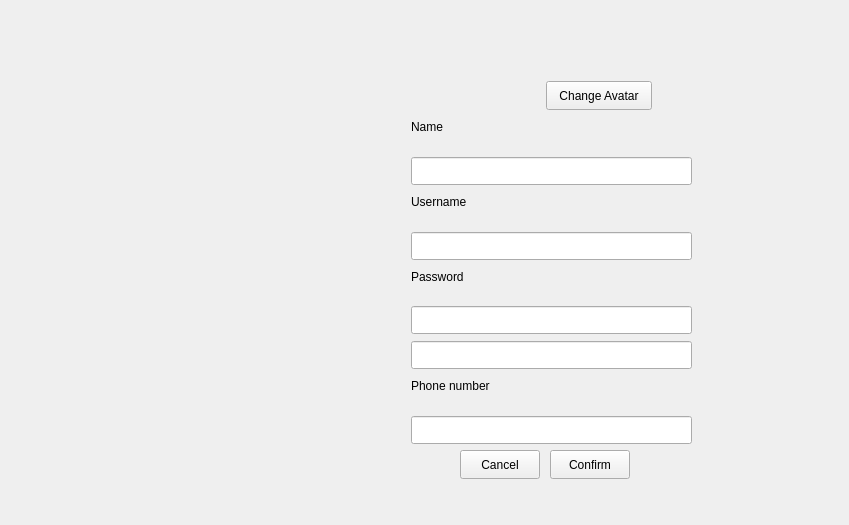
Before: the Qt Designer form edit_information.ui in Mahrokh-M/SkullKing_Never-Executable_7, drawn with Qt 5.
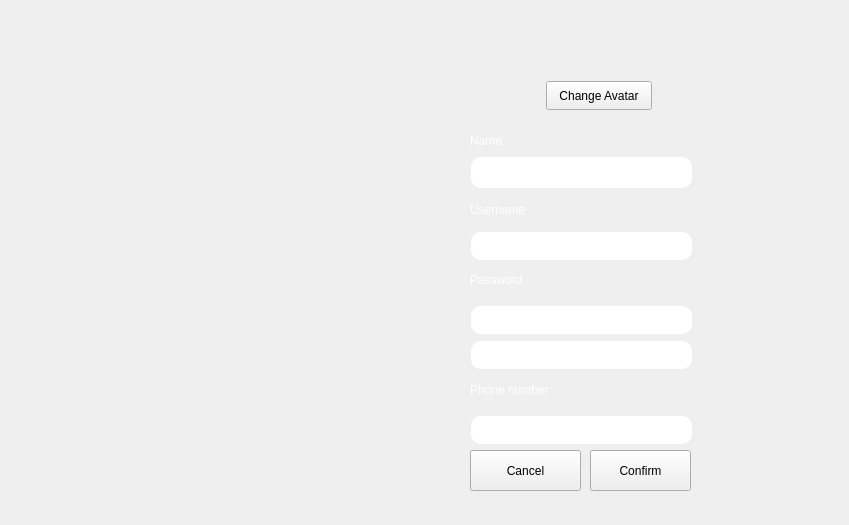
After: the same form once the commit is applied. Icons and pictures are not drawn.

Commit message: Edit profile ui completed with it's new background and also pressing enter option

```diff
--- a/edit_information.ui
+++ b/edit_information.ui
@@ -56,34 +56,48 @@
   <widget class="QLineEdit" name="lineEdit_password">
    <property name="geometry">
     <rect>
-     <x>411</x>
+     <x>471</x>
      <y>306</y>
-     <width>281</width>
+     <width>221</width>
      <height>28</height>
     </rect>
    </property>
+   <property name="styleSheet">
+    <string notr="true">border-radius: 10px;
+background-color: qconicalgradient(cx:0, cy:0, angle:135, stop:0.00469484 rgba(107, 132, 149, 69), stop:0.220657 rgba(158, 222, 255, 69), stop:0.389671 rgba(38, 93, 107, 145), stop:0.45 rgba(51, 205, 189, 208), stop:0.488263 rgba(93, 205, 182, 220), stop:0.518717 rgba(207, 255, 177, 211), stop:0.549296 rgba(142, 186, 174, 255), stop:0.57754 rgba(40, 177, 163, 130), stop:0.624413 rgba(50, 122, 122, 69), stop:1 rgba(255, 255, 0, 69));
+font: 700 italic 14pt &quot;Calibri&quot;;
+padding: 5px;</string>
+   </property>
   </widget>
   <widget class="QLineEdit" name="lineEdit_username">
    <property name="geometry">
     <rect>
-     <x>411</x>
+     <x>471</x>
      <y>232</y>
-     <width>281</width>
+     <width>221</width>
      <height>28</height>
     </rect>
    </property>
+   <property name="styleSheet">
+    <string notr="true">border-radius: 10px;
+background-color: qconicalgradient(cx:0, cy:0, angle:135, stop:0.00469484 rgba(107, 132, 149, 69), stop:0.220657 rgba(158, 222, 255, 69), stop:0.389671 rgba(38, 93, 107, 145), stop:0.45 rgba(51, 205, 189, 208), stop:0.488263 rgba(93, 205, 182, 220), stop:0.518717 rgba(207, 255, 177, 211), stop:0.549296 rgba(142, 186, 174, 255), stop:0.57754 rgba(40, 177, 163, 130), stop:0.624413 rgba(50, 122, 122, 69), stop:1 rgba(255, 255, 0, 69));
+font: 700 italic 14pt &quot;Calibri&quot;;
+padding: 5px;</string>
+   </property>
   </widget>
   <widget class="QLabel" name="label_password">
    <property name="geometry">
     <rect>
-     <x>411</x>
-     <y>267</y>
-     <width>61</width>
+     <x>470</x>
+     <y>270</y>
+     <width>111</width>
      <height>20</height>
     </rect>
    </property>
    <property name="styleSheet">
-    <string notr="true"/>
+    <string notr="true">font: 700 italic 14pt &quot;Calibri&quot;;
+color: rgb(255, 255, 255);
+</string>
    </property>
    <property name="text">
     <string>Password</string>
@@ -92,22 +106,34 @@
   <widget class="QLineEdit" name="lineEdit_repeatPassword">
    <property name="geometry">
     <rect>
-     <x>411</x>
+     <x>471</x>
      <y>341</y>
-     <width>281</width>
+     <width>221</width>
      <height>28</height>
     </rect>
    </property>
+   <property name="styleSheet">
+    <string notr="true">border-radius: 10px;
+background-color: qconicalgradient(cx:0, cy:0, angle:135, stop:0.00469484 rgba(107, 132, 149, 69), stop:0.220657 rgba(158, 222, 255, 69), stop:0.389671 rgba(38, 93, 107, 145), stop:0.45 rgba(51, 205, 189, 208), stop:0.488263 rgba(93, 205, 182, 220), stop:0.518717 rgba(207, 255, 177, 211), stop:0.549296 rgba(142, 186, 174, 255), stop:0.57754 rgba(40, 177, 163, 130), stop:0.624413 rgba(50, 122, 122, 69), stop:1 rgba(255, 255, 0, 69));
+font: 700 italic 14pt &quot;Calibri&quot;;
+padding: 5px;</string>
+   </property>
   </widget>
   <widget class="QLineEdit" name="lineEdit_phoneNumber">
    <property name="geometry">
     <rect>
-     <x>411</x>
+     <x>471</x>
      <y>416</y>
-     <width>281</width>
+     <width>221</width>
      <height>28</height>
     </rect>
    </property>
+   <property name="styleSheet">
+    <string notr="true">background-color: qconicalgradient(cx:0, cy:0, angle:135, stop:0.00469484 rgba(107, 132, 149, 69), stop:0.220657 rgba(158, 222, 255, 69), stop:0.389671 rgba(38, 93, 107, 145), stop:0.45 rgba(51, 205, 189, 208), stop:0.488263 rgba(93, 205, 182, 220), stop:0.518717 rgba(207, 255, 177, 211), stop:0.549296 rgba(142, 186, 174, 255), stop:0.57754 rgba(40, 177, 163, 130), stop:0.624413 rgba(50, 122, 122, 69), stop:1 rgba(255, 255, 0, 69));
+border-radius: 10px;
+font: 700 italic 14pt &quot;Calibri&quot;;
+padding: 5px;</string>
+   </property>
    <property name="inputMethodHints">
     <set>Qt::ImhNone</set>
    </property>
@@ -115,14 +141,16 @@
   <widget class="QLabel" name="label_phoneNumber">
    <property name="geometry">
     <rect>
-     <x>411</x>
-     <y>376</y>
-     <width>96</width>
+     <x>470</x>
+     <y>380</y>
+     <width>161</width>
      <height>20</height>
     </rect>
    </property>
    <property name="styleSheet">
-    <string notr="true"/>
+    <string notr="true">font: 700 italic 14pt &quot;Calibri&quot;;
+color: rgb(255, 255, 255);
+</string>
    </property>
    <property name="text">
     <string>Phone number</string>
@@ -131,10 +159,10 @@
   <widget class="QPushButton" name="pushButton_cancel">
    <property name="geometry">
     <rect>
-     <x>460</x>
+     <x>470</x>
      <y>450</y>
-     <width>80</width>
-     <height>29</height>
+     <width>111</width>
+     <height>41</height>
     </rect>
    </property>
    <property name="text">
@@ -144,12 +172,15 @@
   <widget class="QPushButton" name="pushButton_confirm">
    <property name="geometry">
     <rect>
-     <x>550</x>
+     <x>590</x>
      <y>450</y>
-     <width>80</width>
-     <height>29</height>
+     <width>101</width>
+     <height>41</height>
     </rect>
    </property>
+   <property name="styleSheet">
+    <string notr="true"/>
+   </property>
    <property name="text">
     <string>Confirm</string>
    </property>
@@ -157,14 +188,16 @@
   <widget class="QLabel" name="label_username">
    <property name="geometry">
     <rect>
-     <x>411</x>
-     <y>192</y>
-     <width>66</width>
+     <x>470</x>
+     <y>200</y>
+     <width>111</width>
      <height>20</height>
     </rect>
    </property>
    <property name="styleSheet">
-    <string notr="true"/>
+    <string notr="true">font: 900 italic 14pt &quot;Calibri&quot;;
+color: rgb(255, 255, 255);
+</string>
    </property>
    <property name="text">
     <string>Username</string>
@@ -186,27 +219,32 @@
   <widget class="QLineEdit" name="lineEdit_name">
    <property name="geometry">
     <rect>
-     <x>411</x>
+     <x>471</x>
      <y>157</y>
-     <width>281</width>
-     <height>28</height>
+     <width>221</width>
+     <height>31</height>
     </rect>
    </property>
    <property name="styleSheet">
-    <string notr="true"/>
+    <string notr="true">background-color: qconicalgradient(cx:0, cy:0, angle:135, stop:0.00469484 rgba(107, 132, 149, 69), stop:0.220657 rgba(158, 222, 255, 69), stop:0.389671 rgba(38, 93, 107, 145), stop:0.45 rgba(51, 205, 189, 208), stop:0.488263 rgba(93, 205, 182, 220), stop:0.518717 rgba(207, 255, 177, 211), stop:0.549296 rgba(142, 186, 174, 255), stop:0.57754 rgba(40, 177, 163, 130), stop:0.624413 rgba(50, 122, 122, 69), stop:1 rgba(255, 255, 0, 69));
+border-radius: 10px;
+font: 700 italic 14pt &quot;Calibri&quot;;
+padding: 5px;
+</string>
    </property>
   </widget>
   <widget class="QLabel" name="label_name">
    <property name="geometry">
     <rect>
-     <x>411</x>
-     <y>117</y>
-     <width>40</width>
-     <height>20</height>
+     <x>470</x>
+     <y>130</y>
+     <width>81</width>
+     <height>21</height>
     </rect>
    </property>
    <property name="styleSheet">
-    <string notr="true"/>
+    <string notr="true">font: 700 italic 14pt &quot;Calibri&quot;;
+color: rgb(255, 255, 255);</string>
    </property>
    <property name="text">
     <string>Name</string>
```
The commit also changes 5 other files.
